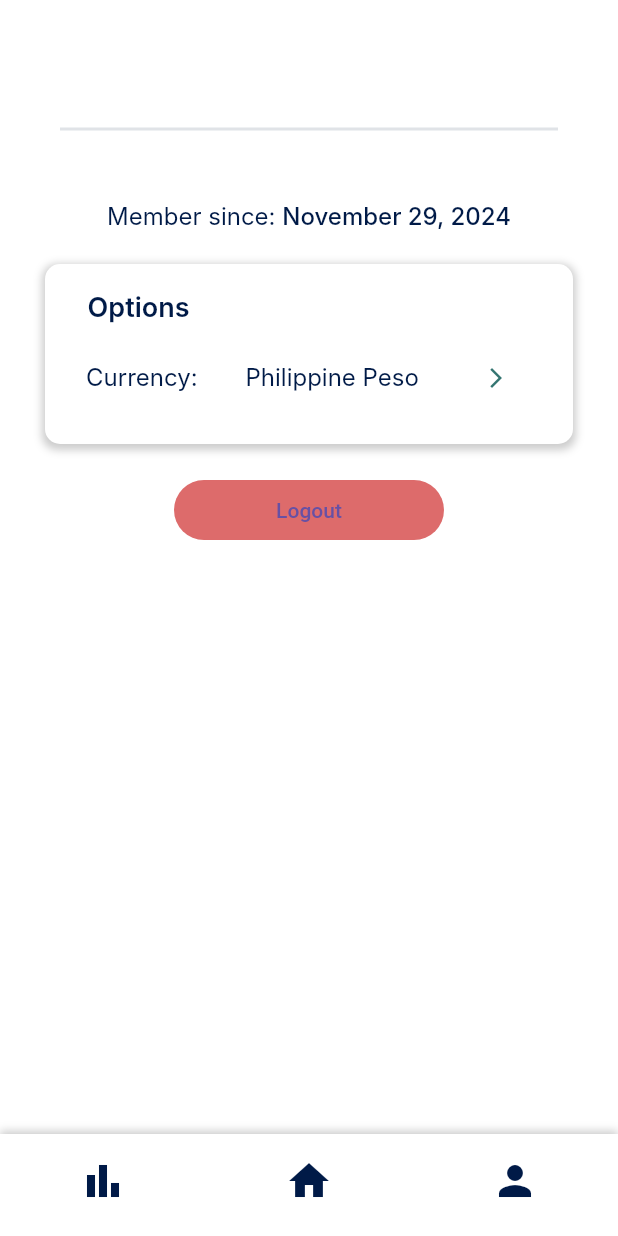
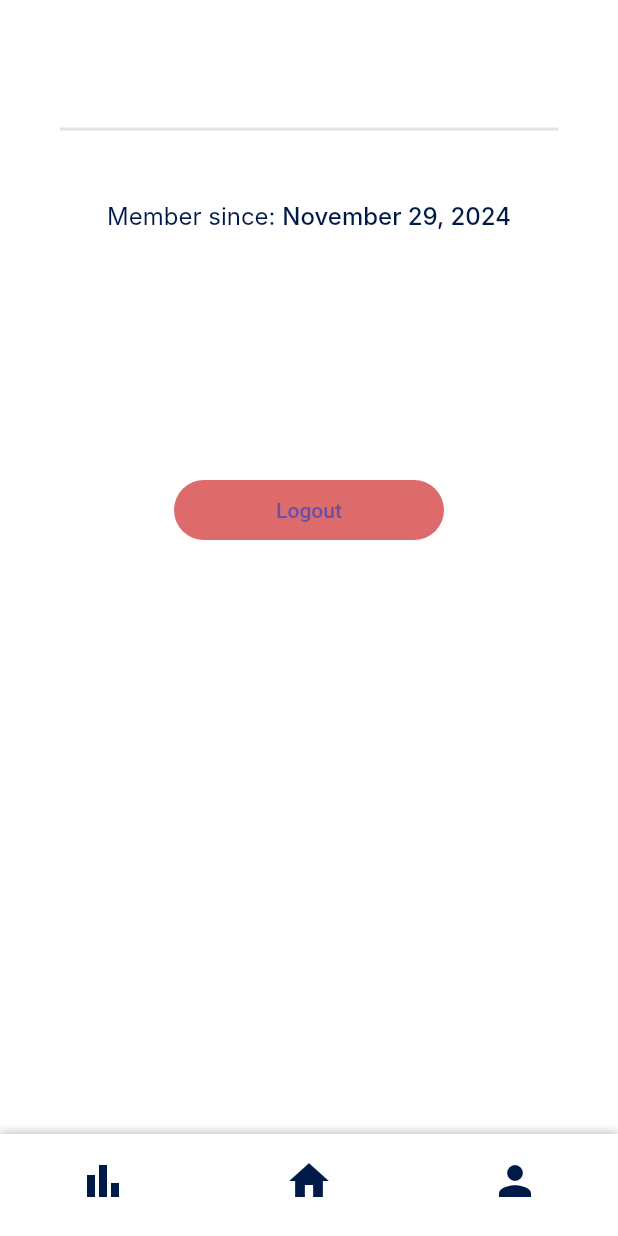
Before and after one commit to ciit-cs319-group4/cs319_foutput_reseebo, a Flutter app: the UserPageWidget screen opened by its route, on a phone screen of 412 x 824 dp. Run offline on Flutter 3.47's test engine with Material 3 defaults, Android fonts, the phone set to English and light mode, and no system bars; our stand-ins replace cloud_firestore, firebase_auth, firebase_core, go_router; accounts and stored records are empty; generated files the repository leaves out were written again; Roboto replaces fonts that are missing (Inter, Inter Tight).

Commit message:
Inalis si currency

```diff
--- a/lib/main.dart
+++ b/lib/main.dart
@@ -1,4 +1,3 @@
-import 'package:cs319_foutput_reseebo/currency_page.dart';
 import 'package:cs319_foutput_reseebo/expense_page.dart';
 import 'package:cs319_foutput_reseebo/home_page.dart';
 import 'package:cs319_foutput_reseebo/homepage_scaffold.dart';
@@ -71,10 +70,6 @@ class MyApp extends StatelessWidget {
           GoRoute(
             path: '/expense',
             builder: (context, state) => const ExpensePageWidget(),
-          ),
-          GoRoute(
-            path: '/currency',
-            builder: (context, state) => const CurrencyPageWidget(),
           ),
           GoRoute(
             path: '/reports',
--- a/lib/user_page.dart
+++ b/lib/user_page.dart
@@ -169,18 +169,6 @@ class _UserPageWidgetState extends State<UserPageWidget> {
                       Container(
                         width: 352,
                         height: 120,
-                        decoration: BoxDecoration(
-                          color: Colors.white,
-                          boxShadow: [
-                            BoxShadow(
-                              blurRadius: 4,
-                              color: Color(0x33000000),
-                              offset: Offset(0, 2),
-                              spreadRadius: 2,
-                            )
-                          ],
-                          borderRadius: BorderRadius.circular(10),
-                        ),
                         child: Column(
                           mainAxisSize: MainAxisSize.max,
                           mainAxisAlignment: MainAxisAlignment.start,
@@ -190,66 +178,11 @@ class _UserPageWidgetState extends State<UserPageWidget> {
                               child: Padding(
                                 padding:
                                     EdgeInsetsDirectional.fromSTEB(0, 16, 0, 0),
-                                child: Text(
-                                  'Options',
-                                  style: Theme.of(context)
-                                      .textTheme
-                                      .bodyMedium
-                                      ?.copyWith(
-                                        fontFamily: 'Inter',
-                                        color: Color(0xFF001A47),
-                                        fontSize: 18,
-                                        letterSpacing: 0.0,
-                                        fontWeight: FontWeight.w600,
-                                      ),
-                                ),
                               ),
                             ),
                             Padding(
                               padding:
                                   EdgeInsetsDirectional.fromSTEB(0, 10, 0, 4),
-                              child: Row(
-                                mainAxisSize: MainAxisSize.max,
-                                mainAxisAlignment:
-                                    MainAxisAlignment.spaceEvenly,
-                                children: [
-                                  Text(
-                                    'Currency: ',
-                                    style: Theme.of(context)
-                                        .textTheme
-                                        .bodyMedium
-                                        ?.copyWith(
-                                          fontFamily: 'Inter',
-                                          color: Color(0xFF001A47),
-                                          fontSize: 16,
-                                          letterSpacing: 0.0,
-                                        ),
-                                  ),
-                                  Text(
-                                    'Philippine Peso',
-                                    style: Theme.of(context)
-                                        .textTheme
-                                        .bodyMedium
-                                        ?.copyWith(
-                                          fontFamily: 'Inter',
-                                          color: Color(0xFF001A47),
-                                          fontSize: 16,
-                                          letterSpacing: 0.0,
-                                        ),
-                                  ),
-                                  IconButton(
-                                    icon: Icon(
-                                      Icons.arrow_forward_ios,
-                                      color: Color(0xFF347571),
-                                      size: 16,
-                                    ),
-                                    onPressed: () {
-                                      Navigator.pushNamed(context,
-                                          '/currency'); // icon button for currency
-                                    },
-                                  ),
-                                ],
-                              ),
                             ),
                           ],
                         ),
```
Also changed, not shown: lib/currency_page.dart (deleted, +0 -135 lines), lib/currency_page_model.dart (deleted, +0 -10 lines).
